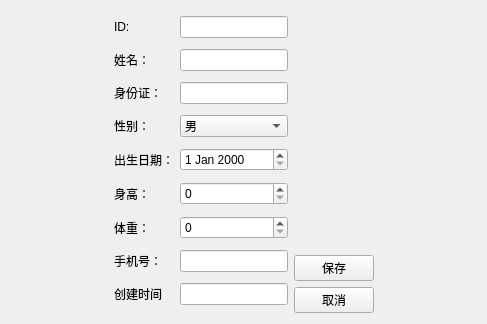
First picture: the form in patienteditview.ui, repository Jvsong/Qttask3, before the edit.
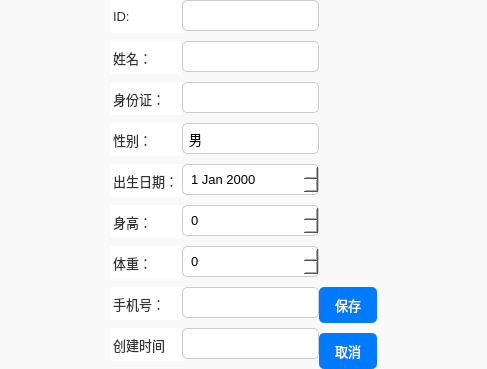
Second picture: the form after the edit.

What changed in the file:
```diff
--- a/patienteditview.ui
+++ b/patienteditview.ui
@@ -13,7 +13,119 @@
   <property name="windowTitle">
    <string>编辑患者信息</string>
   </property>
+  <property name="styleSheet">
+   <string notr="true">/* 整体窗口背景颜色 */
+QWidget {
+    background-color: #ffffff; /* 白色背景 */
+    font-family: &quot;Microsoft YaHei UI&quot;, sans-serif; /* 使用微软雅黑字体 */
+    font-size: 10pt; /* 默认字体大小 */
+}
+
+/* 窗口标题样式 */
+QWidget#PatientEditView {
+    background-color: #f9f9f9; /* 浅灰色背景 */
+    border-radius: 10px; /* 圆角 */
+    padding: 10px;
+}
+
+/* 标签样式 */
+QLabel {
+    font-size: 10pt; /* 默认字体大小 */
+    font-weight: normal;
+    color: #333333; /* 深灰色字体 */
+    margin-bottom: 8px;
+}
+
+/* 输入框样式 */
+QLineEdit, QDateEdit, QComboBox, QSpinBox {
+    border: 1px solid #ccc; /* 边框颜色 */
+    border-radius: 5px; /* 圆角 */
+    padding: 6px;
+    background-color: #ffffff; /* 白色背景 */
+    font-size: 10pt; /* 默认字体大小 */
+    margin-bottom: 10px;
+}
+
+/* 聚焦时输入框的样式 */
+QLineEdit:focus, QDateEdit:focus, QComboBox:focus, QSpinBox:focus {
+    border-color: #007BFF; /* 聚焦时的边框颜色 */
+    box-shadow: 0 0 5px rgba(0, 123, 255, 0.5); /* 聚焦时的阴影效果 */
+}
+
+/* 按钮样式 */
+QPushButton {
+    background-color: #007BFF; /* 蓝色背景 */
+    color: white;
+    border: none;
+    border-radius: 5px; /* 圆角 */
+    padding: 8px 16px; /* 按钮内边距 */
+    font-size: 10pt; /* 默认字体大小 */
+    cursor: pointer; /* 鼠标悬停时变成手型 */
+    margin-top: 10px;
+}
+
+/* 按钮悬停时的样式 */
+QPushButton:hover {
+    background-color: #0056b3; /* 悬停时的背景颜色 */
+}
+
+/* 布局间距 */
+QGridLayout {
+    margin: 15px;
+    spacing: 8px; /* 控件之间的间距 */
+}
+
+/* 控件之间的空隙 */
+QSpacerItem {
+    background-color: transparent;
+}
+
+/* 日期编辑框的样式 */
+QDateEdit {
+    border: 1px solid #ccc;
+    border-radius: 5px;
+    padding: 6px;
+    font-size: 10pt;
+}
+
+/* 下拉框样式 */
+QComboBox {
+    border: 1px solid #ccc;
+    border-radius: 5px;
+    padding: 6px;
+    font-size: 10pt;
+    background-color: #ffffff;
+}
+
+/* 下拉框下拉列表样式 */
+QComboBox::drop-down {
+    border: none;
+}
+
+/* 下拉框选项样式 */
+QComboBox QAbstractItemView {
+    background-color: #ffffff;
+    border: 1px solid #ccc;
+    padding: 6px;
+}
+</string>
+  </property>
   <layout class="QGridLayout" name="gridLayout_4">
+   <property name="leftMargin">
+    <number>0</number>
+   </property>
+   <property name="topMargin">
+    <number>0</number>
+   </property>
+   <property name="rightMargin">
+    <number>0</number>
+   </property>
+   <property name="bottomMargin">
+    <number>0</number>
+   </property>
+   <property name="spacing">
+    <number>0</number>
+   </property>
    <item row="0" column="0">
     <spacer name="horizontalSpacer">
      <property name="orientation">
```
